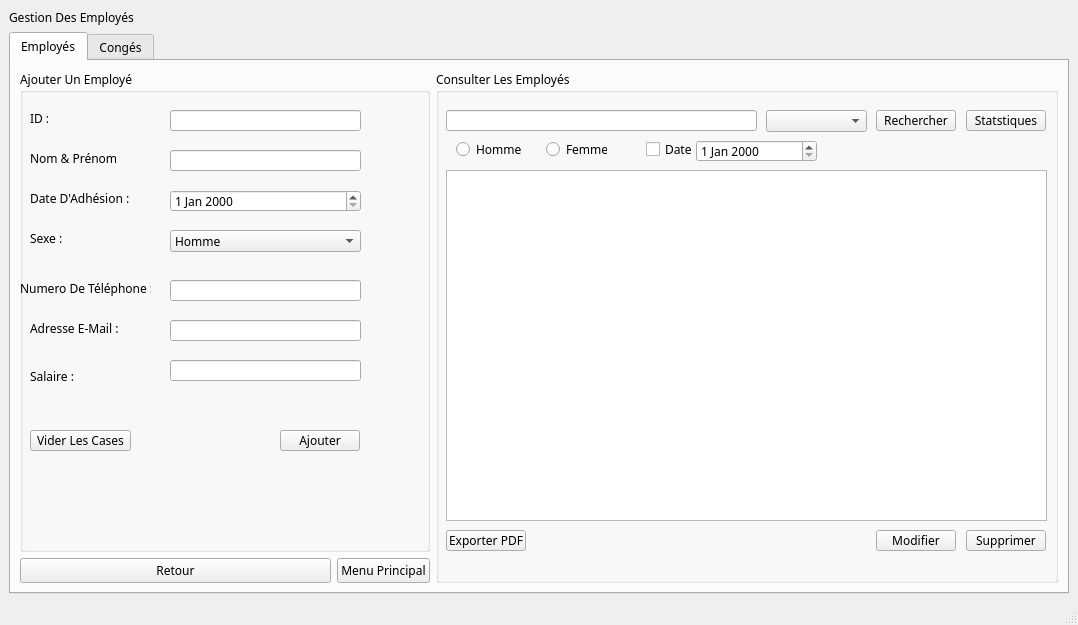
Old version of the form EMP1/1/EMP1/mainwindow.ui in the repository ramy25bh3/Pastry_Plus.
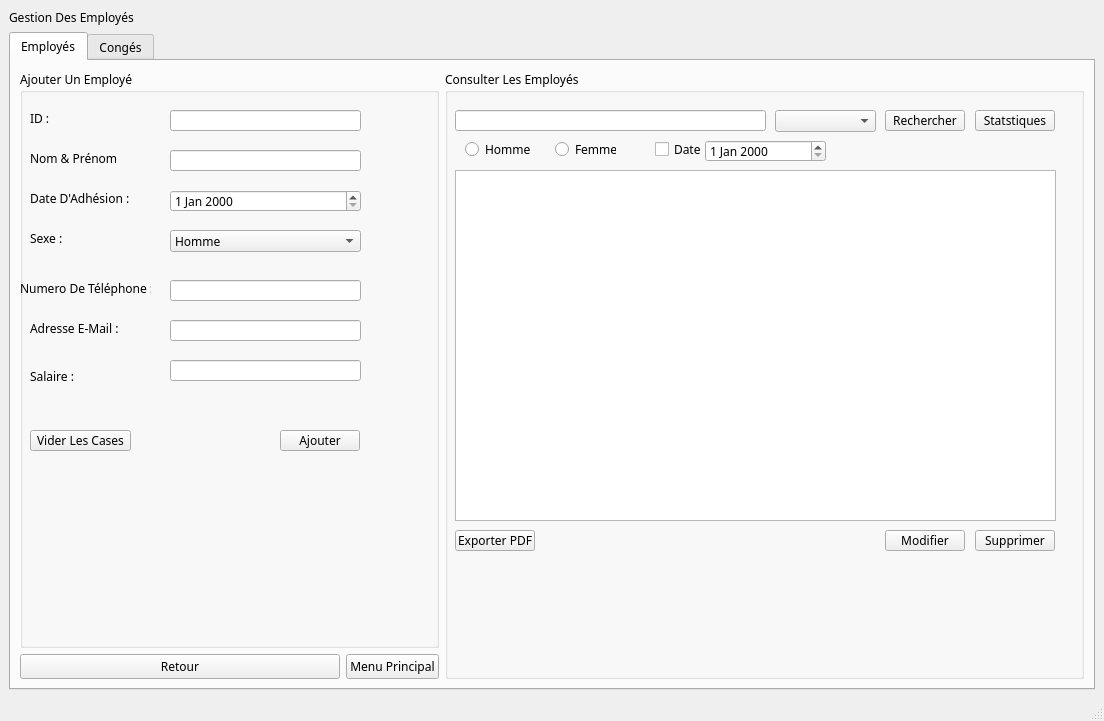
New version of the form.

```diff
--- a/EMP1/1/EMP1/mainwindow.ui
+++ b/EMP1/1/EMP1/mainwindow.ui
@@ -6,8 +6,8 @@
    <rect>
     <x>0</x>
     <y>0</y>
-    <width>1078</width>
-    <height>625</height>
+    <width>1104</width>
+    <height>721</height>
    </rect>
   </property>
   <property name="windowTitle">
@@ -442,6 +442,32 @@
             <string>Date</string>
            </property>
           </widget>
+          <widget class="QLabel" name="date_P">
+           <property name="geometry">
+            <rect>
+             <x>170</x>
+             <y>490</y>
+             <width>241</width>
+             <height>41</height>
+            </rect>
+           </property>
+           <property name="text">
+            <string/>
+           </property>
+          </widget>
+          <widget class="QLabel" name="digital_date_P">
+           <property name="geometry">
+            <rect>
+             <x>165</x>
+             <y>539</y>
+             <width>251</width>
+             <height>31</height>
+            </rect>
+           </property>
+           <property name="text">
+            <string/>
+           </property>
+          </widget>
          </widget>
         </item>
         <item row="1" column="0">
```
Left out of the diff: 26 changed lines with no effect on the pictures.
